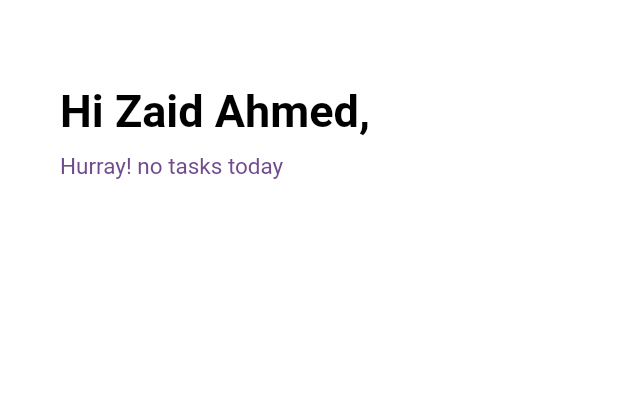
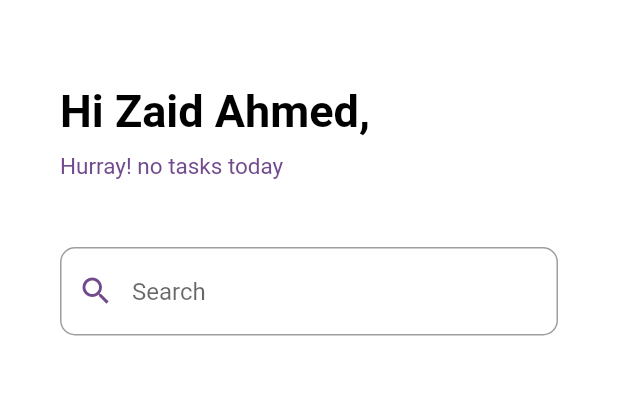
Before and after one commit to zubusoomro/loc_reminder_app, a Flutter app: the Homepage screen opened by its route, on a phone screen of 412 x 824 dp, the part 59-454 px from its top. Run offline on Flutter 3.47's test engine with Material 2 defaults, Android fonts, the phone set to English and light mode, and no system bars; drawn by our look-alikes of flutter_advanced_drawer; our stand-ins replace easy_splash_screen, firebase_auth, firebase_core, get, google_sign_in, social_login_buttons; missing offline and left inert: flutter_facebook_auth; accounts and stored records are empty.

Commit message:
Search Bar

```diff
--- a/lib/controller/login_controller.dart
+++ b/lib/controller/login_controller.dart
@@ -16,9 +16,10 @@ class LoginController extends GetxController {
     super.onInit();
     firebaseUser.bindStream(_auth.authStateChanges());
     firebaseUser.listen((user) {
-      if (user != null && user.displayName != null && user.displayName!.isNotEmpty) {
-        //todo navigation
-        // Get.offNamed(Routes.MAIN);
+      if (user != null &&
+          user.displayName != null &&
+          user.displayName!.isNotEmpty) {
+        Get.offNamed("/main");
       }
     });
   }
@@ -30,9 +31,11 @@ class LoginController extends GetxController {
 
   void signInWithGmail() async {
     googleSignIn = GoogleSignIn();
-    final GoogleSignInAccount? googleSignInAccount = await googleSignIn.signIn();
+    final GoogleSignInAccount? googleSignInAccount =
+        await googleSignIn.signIn();
     if (googleSignInAccount != null) {
-      final GoogleSignInAuthentication googleSignInAuthentication = await googleSignInAccount.authentication;
+      final GoogleSignInAuthentication googleSignInAuthentication =
+          await googleSignInAccount.authentication;
       final AuthCredential credential = GoogleAuthProvider.credential(
         accessToken: googleSignInAuthentication.accessToken,
         idToken: googleSignInAuthentication.idToken,
@@ -47,7 +50,8 @@ class LoginController extends GetxController {
 
   void signInFacebook() async {
     final LoginResult loginResult = await FacebookAuth.instance.login();
-    final OAuthCredential facebookAuthCredential = FacebookAuthProvider.credential(loginResult.accessToken!.token);
+    final OAuthCredential facebookAuthCredential =
+        FacebookAuthProvider.credential(loginResult.accessToken!.token);
     _auth.signInWithCredential(facebookAuthCredential);
   }
 
@@ -55,7 +59,8 @@ class LoginController extends GetxController {
   void signInWithCredentials(String smsCode) async {
     print(_verificationId);
     print(smsCode);
-    PhoneAuthCredential credential = PhoneAuthProvider.credential(verificationId: _verificationId, smsCode: smsCode);
+    PhoneAuthCredential credential = PhoneAuthProvider.credential(
+        verificationId: _verificationId, smsCode: smsCode);
     try {
       await _auth.signInWithCredential(credential);
     } on Exception catch (e) {
--- a/lib/view/homepage_components/homepage_body.dart
+++ b/lib/view/homepage_components/homepage_body.dart
@@ -2,12 +2,14 @@ import 'package:flutter/material.dart';
 import 'package:flutter_advanced_drawer/flutter_advanced_drawer.dart';
 import 'package:get/get.dart';
 import "package:flutter/cupertino.dart";
+import 'package:loc_reminder_app/view/homepage_components/searchbar.dart';
 
 import 'userbar.dart';
 
 class HomepageBody extends GetWidget {
   @override
   Widget build(BuildContext context) {
-    return Column(children: const [UserBar(userName: "Zaid Ahmed")]);
+    return Column(
+        children: const [UserBar(userName: "Zaid Ahmed"), SearchBar()]);
   }
 }
--- /dev/null
+++ b/lib/view/homepage_components/searchbar.dart
@@ -0,0 +1,28 @@
+import 'package:flutter/material.dart';
+import 'package:get/get.dart';
+
+class SearchBar extends StatelessWidget {
+  const SearchBar({Key? key}) : super(key: key);
+
+  @override
+  Widget build(BuildContext context) {
+    return Padding(
+      padding: const EdgeInsets.only(left: 40, right: 40, top: 5, bottom: 10),
+      child: TextField(
+        style: TextStyle(color: Get.theme.accentColor),
+        onSubmitted: (value) {},
+        keyboardType: TextInputType.text,
+        decoration: InputDecoration(
+          hintText: 'Search',
+          prefixIcon: Icon(
+            Icons.search,
+            color: Get.theme.primaryColor,
+          ),
+          border: OutlineInputBorder(
+            borderRadius: BorderRadius.circular(10),
+          ),
+        ),
+      ),
+    );
+  }
+}
--- a/lib/view/login_view.dart
+++ b/lib/view/login_view.dart
@@ -111,7 +111,7 @@ class LoginView extends GetWidget<LoginController> {
                       const SizedBox(height: 20),
                       ElevatedButton(
                           onPressed: () {
-                            Get.toNamed("/main");
+                            Get.toNamed('/main');
                           },
                           // ignore: sort_child_properties_last
                           child: Text(
@@ -175,7 +175,6 @@ class LoginView extends GetWidget<LoginController> {
                     ],
                   ),
                 )),
-            SizedBox(height: MediaQuery.of(context).size.height * 0.03),
           ],
         ),
       ),
```
